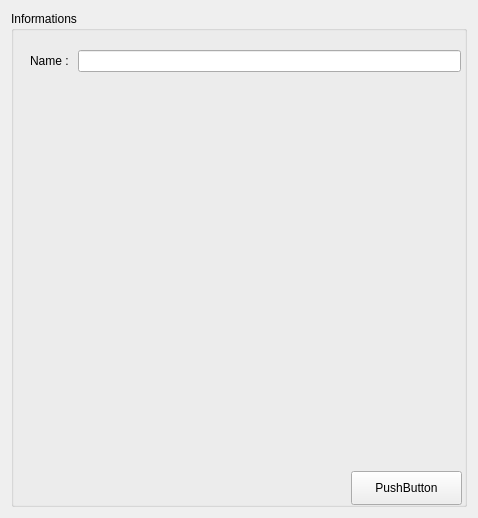
The window that Applications/MainApplication_BE/Gui/ui/LightCreator.ui (SylvainDeker/Radium-Engine) describes before a commit, drawn with Qt 5.
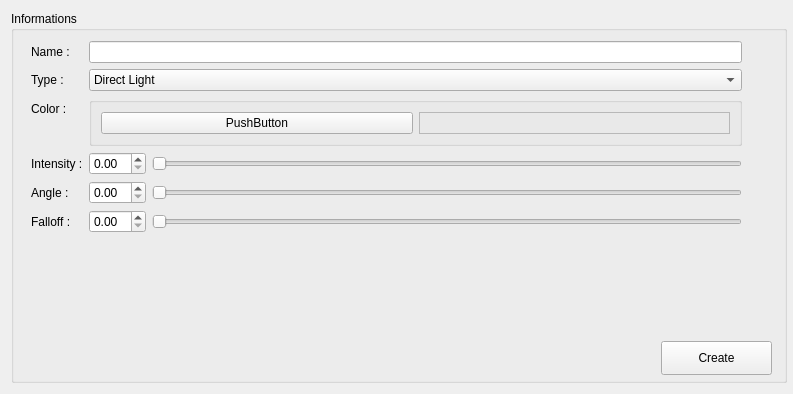
The same window after the commit.

Commit message: GUI of LightCreator is made

```diff
--- a/Applications/MainApplication_BE/Gui/ui/LightCreator.ui
+++ b/Applications/MainApplication_BE/Gui/ui/LightCreator.ui
@@ -6,8 +6,8 @@
    <rect>
     <x>0</x>
     <y>0</y>
-    <width>478</width>
-    <height>518</height>
+    <width>793</width>
+    <height>394</height>
    </rect>
   </property>
   <property name="sizePolicy">
@@ -20,6 +20,9 @@
    <string>Form</string>
   </property>
   <layout class="QVBoxLayout" name="verticalLayout">
+   <property name="rightMargin">
+    <number>6</number>
+   </property>
    <item>
     <widget class="QGroupBox" name="groupBox">
      <property name="title">
@@ -28,16 +31,19 @@
      <widget class="QWidget" name="formLayoutWidget">
       <property name="geometry">
        <rect>
-        <x>19</x>
-        <y>39</y>
-        <width>431</width>
-        <height>201</height>
+        <x>10</x>
+        <y>30</y>
+        <width>761</width>
+        <height>251</height>
        </rect>
       </property>
       <layout class="QFormLayout" name="formLayout">
-       <item row="0" column="1">
-        <widget class="QLineEdit" name="lineEdit"/>
-       </item>
+       <property name="leftMargin">
+        <number>10</number>
+       </property>
+       <property name="rightMargin">
+        <number>40</number>
+       </property>
        <item row="0" column="0">
         <widget class="QLabel" name="label">
          <property name="text">
@@ -45,19 +51,158 @@
          </property>
         </widget>
        </item>
+       <item row="0" column="1">
+        <widget class="QLineEdit" name="lineEdit"/>
+       </item>
+       <item row="1" column="0">
+        <widget class="QLabel" name="label_2">
+         <property name="text">
+          <string>Type : </string>
+         </property>
+        </widget>
+       </item>
+       <item row="1" column="1">
+        <widget class="QComboBox" name="comboBox">
+         <property name="minimumSize">
+          <size>
+           <width>120</width>
+           <height>0</height>
+          </size>
+         </property>
+         <item>
+          <property name="text">
+           <string>Direct Light</string>
+          </property>
+         </item>
+         <item>
+          <property name="text">
+           <string>Omni Light</string>
+          </property>
+         </item>
+         <item>
+          <property name="text">
+           <string>Point Light</string>
+          </property>
+         </item>
+         <item>
+          <property name="text">
+           <string>Spot Light</string>
+          </property>
+         </item>
+        </widget>
+       </item>
+       <item row="2" column="0">
+        <widget class="QLabel" name="label_3">
+         <property name="text">
+          <string>Color : </string>
+         </property>
+        </widget>
+       </item>
+       <item row="2" column="1">
+        <widget class="QGroupBox" name="horizontalGroupBox">
+         <layout class="QHBoxLayout" name="layout_color">
+          <item>
+           <widget class="QPushButton" name="pushButton_2">
+            <property name="text">
+             <string>PushButton</string>
+            </property>
+           </widget>
+          </item>
+          <item>
+           <widget class="QFrame" name="frame">
+            <property name="minimumSize">
+             <size>
+              <width>40</width>
+              <height>0</height>
+             </size>
+            </property>
+            <property name="frameShape">
+             <enum>QFrame::StyledPanel</enum>
+            </property>
+            <property name="frameShadow">
+             <enum>QFrame::Raised</enum>
+            </property>
+           </widget>
+          </item>
+         </layout>
+        </widget>
+       </item>
+       <item row="3" column="0">
+        <widget class="QLabel" name="label_4">
+         <property name="text">
+          <string>Intensity :</string>
+         </property>
+        </widget>
+       </item>
+       <item row="4" column="0">
+        <widget class="QLabel" name="label_5">
+         <property name="text">
+          <string>Angle : </string>
+         </property>
+        </widget>
+       </item>
+       <item row="5" column="0">
+        <widget class="QLabel" name="label_6">
+         <property name="text">
+          <string>Falloff :</string>
+         </property>
+        </widget>
+       </item>
+       <item row="3" column="1">
+        <layout class="QHBoxLayout" name="horizontalLayout_2">
+         <item alignment="Qt::AlignLeft">
+          <widget class="QDoubleSpinBox" name="doubleSpinBox"/>
+         </item>
+         <item>
+          <widget class="QSlider" name="horizontalSlider">
+           <property name="orientation">
+            <enum>Qt::Horizontal</enum>
+           </property>
+          </widget>
+         </item>
+        </layout>
+       </item>
+       <item row="4" column="1">
+        <layout class="QHBoxLayout" name="horizontalLayout_3">
+         <item alignment="Qt::AlignLeft">
+          <widget class="QDoubleSpinBox" name="doubleSpinBox_2"/>
+         </item>
+         <item>
+          <widget class="QSlider" name="horizontalSlider_2">
+           <property name="orientation">
+            <enum>Qt::Horizontal</enum>
+           </property>
+          </widget>
+         </item>
+        </layout>
+       </item>
+       <item row="5" column="1">
+        <layout class="QHBoxLayout" name="horizontalLayout_4">
+         <item alignment="Qt::AlignLeft">
+          <widget class="QDoubleSpinBox" name="doubleSpinBox_3"/>
+         </item>
+         <item>
+          <widget class="QSlider" name="horizontalSlider_3">
+           <property name="orientation">
+            <enum>Qt::Horizontal</enum>
+           </property>
+          </widget>
+         </item>
+        </layout>
+       </item>
       </layout>
      </widget>
      <widget class="QPushButton" name="pushButton">
       <property name="geometry">
        <rect>
-        <x>340</x>
-        <y>460</y>
+        <x>650</x>
+        <y>330</y>
         <width>111</width>
         <height>34</height>
        </rect>
       </property>
       <property name="text">
-       <string>PushButton</string>
+       <string>Create</string>
       </property>
      </widget>
     </widget>
```
